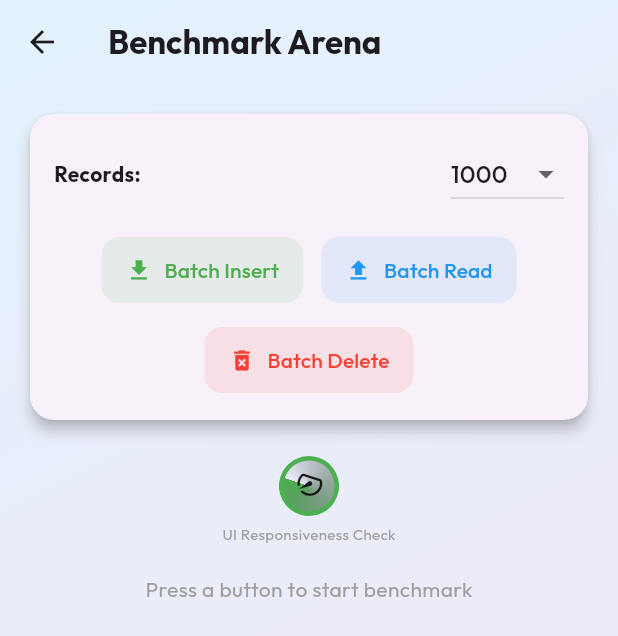
After one commit to TQanh23/db_demo, a Flutter app: the screen it shows after launch, after a tap on the "speed" icon, on a phone screen of 412 x 824 dp. The commit adds this screen. Shown: the top 636 px of the screen. Run offline on Flutter 3.47's test engine with Material 3 defaults, Android fonts, the phone set to English and light mode, and no system bars; our stand-ins replace fl_chart, google_fonts, hive_flutter, isar, sqflite; accounts and stored records are empty; generated files the repository leaves out were written again.

Commit message:
cập nhật chức năng so sánh benchmark

```diff
--- a/lib/main.dart
+++ b/lib/main.dart
@@ -4,7 +4,9 @@ import 'package:hive_flutter/hive_flutter.dart';
 import 'services/hive_service.dart';
 import 'services/sqlite_service.dart';
 import 'services/isar_service.dart';
+import 'services/benchmark_service.dart';
 import 'models/task.dart';
+import 'screens/benchmark_screen.dart';
 
 void main() async {
   WidgetsFlutterBinding.ensureInitialized();
@@ -18,15 +20,30 @@ void main() async {
   final isarService = IsarService();
   await isarService.init();
 
-  runApp(MyApp(hive: hiveService, sqlite: sqliteService, isar: isarService));
+  final benchmarkService = BenchmarkService(hiveService, isarService, sqliteService);
+  await benchmarkService.init();
+
+  runApp(MyApp(
+    hive: hiveService,
+    sqlite: sqliteService,
+    isar: isarService,
+    benchmarkService: benchmarkService,
+  ));
 }
 
 class MyApp extends StatefulWidget {
   final HiveService hive;
   final SqliteService sqlite;
   final IsarService isar;
+  final BenchmarkService benchmarkService;
 
-  const MyApp({super.key, required this.hive, required this.sqlite, required this.isar});
+  const MyApp({
+    super.key,
+    required this.hive,
+    required this.sqlite,
+    required this.isar,
+    required this.benchmarkService,
+  });
 
   @override
   State<MyApp> createState() => _MyAppState();
@@ -95,6 +112,7 @@ class _MyAppState extends State<MyApp> {
         sqlite: widget.sqlite,
         isar: widget.isar,
         hive: widget.hive,
+        benchmarkService: widget.benchmarkService,
       ),
     );
   }
@@ -106,6 +124,7 @@ class HomePage extends StatefulWidget {
   final SqliteService sqlite;
   final IsarService isar;
   final HiveService hive;
+  final BenchmarkService benchmarkService;
 
   const HomePage({
     super.key,
@@ -114,6 +133,7 @@ class HomePage extends StatefulWidget {
     required this.sqlite,
     required this.isar,
     required this.hive,
+    required this.benchmarkService,
   });
 
   @override
@@ -307,7 +327,8 @@ class _HomePageState extends State<HomePage> {
           Row(
             mainAxisAlignment: MainAxisAlignment.spaceBetween,
             children: [
-              Column(
+              Expanded(
+                child: Column(
                   crossAxisAlignment: CrossAxisAlignment.start,
                   children: [
                     Text(
@@ -316,20 +337,34 @@ class _HomePageState extends State<HomePage> {
                         fontWeight: FontWeight.bold,
                         color: widget.isDark ? Colors.white : Colors.black87,
                       ),
+                      overflow: TextOverflow.ellipsis,
                     ),
                     Text(
                       'Buổi 06 - Group 5 Demo',
                       style: Theme.of(context).textTheme.bodyMedium?.copyWith(
                         color: widget.isDark ? Colors.grey[400] : Colors.grey[600],
                       ),
+                      overflow: TextOverflow.ellipsis,
                     ),
                   ],
+                ),
               ),
 
               // --- DYNAMIC FEATURE & THEME BUTTONS ---
               Row(
                 mainAxisSize: MainAxisSize.min,
                 children: [
+                  IconButton.filledTonal(
+                    onPressed: () {
+                      Navigator.push(
+                        context,
+                        MaterialPageRoute(builder: (_) => BenchmarkScreen(benchmarkService: widget.benchmarkService))
+                      );
+                    },
+                    icon: const Icon(Icons.speed, color: Colors.red),
+                    tooltip: 'Benchmark Arena',
+                  ),
+                  const SizedBox(width: 8),
                   _buildFeatureButton(),
                   const SizedBox(width: 8),
                   IconButton.filledTonal(
--- /dev/null
+++ b/lib/models/benchmark_task.dart
@@ -0,0 +1,19 @@
+import 'package:isar/isar.dart';
+
+part 'benchmark_task.g.dart';
+
+@collection
+class BenchmarkTask {
+  Id id = Isar.autoIncrement;
+
+  @Index(type: IndexType.value)
+  late String title;
+
+  late String content; // For larger data payload
+
+  bool isCompleted = false;
+
+  DateTime createdDate = DateTime.now();
+
+  // No relation needed for benchmark, just raw data
+}
--- /dev/null
+++ b/lib/screens/benchmark_screen.dart
@@ -0,0 +1,334 @@
+import 'dart:math';
+import 'package:fl_chart/fl_chart.dart';
+import 'package:flutter/material.dart';
+import 'package:google_fonts/google_fonts.dart';
+
+import '../services/benchmark_service.dart';
+
+class BenchmarkScreen extends StatefulWidget {
+  final BenchmarkService benchmarkService;
+
+  const BenchmarkScreen({super.key, required this.benchmarkService});
+
+  @override
+  State<BenchmarkScreen> createState() => _BenchmarkScreenState();
+}
+
+class _BenchmarkScreenState extends State<BenchmarkScreen> with SingleTickerProviderStateMixin {
+  int _recordCount = 1000;
+  final List<int> _counts = [1000, 10000, 50000];
+
+  bool _isLoading = false;
+  Map<String, int> _results = {};
+  String _currentOperation = 'Ready';
+
+  // Animation controller for FPS/Rotation
+  late AnimationController _rotationController;
+
+  @override
+  void initState() {
+    super.initState();
+    _rotationController = AnimationController(
+      vsync: this,
+      duration: const Duration(seconds: 2),
+    )..repeat();
+  }
+
+  @override
+  void dispose() {
+    _rotationController.dispose();
+    super.dispose();
+  }
+
+  Future<void> _runBenchmark(String operation) async {
+    setState(() {
+      _isLoading = true;
+      _currentOperation = operation;
+      _results = {}; // Clear old results
+    });
+
+    // Add a small delay to let UI update
+    await Future.delayed(const Duration(milliseconds: 100));
+
+    Map<String, int> results = {};
+    try {
+      if (operation == 'Batch Insert') {
+        results = await widget.benchmarkService.benchmarkInsert(_recordCount);
+      } else if (operation == 'Batch Read') {
+        results = await widget.benchmarkService.benchmarkRead();
+      } else if (operation == 'Batch Delete') {
+        results = await widget.benchmarkService.benchmarkDelete();
+      }
+    } catch (e) {
+      debugPrint('Benchmark Error: $e');
+      ScaffoldMessenger.of(context).showSnackBar(SnackBar(content: Text('Error: $e')));
+    }
+
+    if (mounted) {
+      setState(() {
+        _isLoading = false;
+        _results = results;
+        _currentOperation = 'Finished $operation';
+      });
+    }
+  }
+
+  @override
+  Widget build(BuildContext context) {
+    return Scaffold(
+      appBar: AppBar(
+        title: Text('Benchmark Arena', style: GoogleFonts.outfit(fontWeight: FontWeight.bold)),
+        backgroundColor: Colors.transparent, // Transparent for gradient
+        elevation: 0,
+      ),
+      extendBodyBehindAppBar: true,
+      body: Container(
+        decoration: BoxDecoration(
+          gradient: LinearGradient(
+            begin: Alignment.topLeft,
+            end: Alignment.bottomRight,
+            colors: Theme.of(context).brightness == Brightness.dark
+                ? [const Color(0xFF2C3E50), const Color(0xFF000000)]
+                : [Colors.blue.shade50, Colors.purple.shade50],
+          ),
+        ),
+        child: SafeArea(
+          child: Padding(
+            padding: const EdgeInsets.all(16.0),
+            child: Column(
+              crossAxisAlignment: CrossAxisAlignment.stretch,
+              children: [
+                _buildControlPanel(),
+                const SizedBox(height: 20),
+                Expanded(
+                  child: SingleChildScrollView(
+                    child: Column(
+                      children: [
+                         _buildProgressIndicator(),
+                        const SizedBox(height: 20),
+                        _buildResultsTable(),
+                        const SizedBox(height: 30),
+                        if (_results.isNotEmpty)
+                          SizedBox(
+                            height: 300,
+                            child: _buildChart(),
+                          ),
+                      ],
+                    ),
+                  ),
+                ),
+              ],
+            ),
+          ),
+        ),
+      ),
+    );
+  }
+
+  Widget _buildControlPanel() {
+    return Card(
+      elevation: 4,
+      shape: RoundedRectangleBorder(borderRadius: BorderRadius.circular(16)),
+      child: Padding(
+        padding: const EdgeInsets.all(16.0),
+        child: Column(
+          children: [
+            Row(
+              mainAxisAlignment: MainAxisAlignment.spaceBetween,
+              children: [
+                const Text('Records:', style: TextStyle(fontWeight: FontWeight.bold)),
+                DropdownButton<int>(
+                  value: _recordCount,
+                  items: _counts.map((c) => DropdownMenuItem(value: c, child: Text('$c'))).toList(),
+                  onChanged: _isLoading ? null : (val) => setState(() => _recordCount = val!),
+                ),
+              ],
+            ),
+            const SizedBox(height: 16),
+            Wrap(
+              spacing: 12, // Horizontal spacing
+              runSpacing: 12, // Vertical spacing
+              alignment: WrapAlignment.center,
+              children: [
+                _buildActionButton('Batch Insert', Icons.file_download, Colors.green),
+                _buildActionButton('Batch Read', Icons.file_upload, Colors.blue),
+                _buildActionButton('Batch Delete', Icons.delete_forever, Colors.red),
+              ],
+            ),
+          ],
+        ),
+      ),
+    );
+  }
+
+  Widget _buildActionButton(String label, IconData icon, Color color) {
+    return ElevatedButton.icon(
+      onPressed: _isLoading ? null : () => _runBenchmark(label),
+      icon: Icon(icon, size: 18),
+      label: Text(label),
+      style: ElevatedButton.styleFrom(
+        backgroundColor: color.withOpacity(0.1),
+        foregroundColor: color, // Text & Icon color
+        elevation: 0,
+        shape: RoundedRectangleBorder(borderRadius: BorderRadius.circular(12)),
+        padding: const EdgeInsets.symmetric(horizontal: 16, vertical: 12),
+      ),
+    );
+  }
+
+  Widget _buildProgressIndicator() {
+    return Column(
+      children: [
+        if (_isLoading) ...[
+          const Text('Benchmarking... UI might freeze if Main Thread is blocked!'),
+          const SizedBox(height: 10),
+        ],
+
+        // Always rotating indicator to show UI responsiveness
+        RotationTransition(
+          turns: _rotationController,
+          child: Container(
+            width: 40,
+            height: 40,
+            decoration: BoxDecoration(
+              shape: BoxShape.circle,
+              border: Border.all(
+                color: _isLoading ? Colors.red : Colors.green,
+                width: 3,
+                style: BorderStyle.solid
+              ),
+              gradient: SweepGradient(colors: [
+                 Colors.transparent,
+                 _isLoading ? Colors.red : Colors.green
+              ]),
+            ),
+            child: const Icon(Icons.speed, size: 20),
+          ),
+        ),
+        const SizedBox(height: 5),
+        const Text('UI Responsiveness Check', style: TextStyle(fontSize: 10, color: Colors.grey)),
+      ],
+    );
+  }
+
+  Widget _buildResultsTable() {
+    if (_results.isEmpty && !_isLoading) {
+      return const Text('Press a button to start benchmark', style: TextStyle(color: Colors.grey));
+    }
+
+    // Find winner
+    String winner = '';
+    int minTime = 99999999;
+
+    if (_results.isNotEmpty) {
+      _results.forEach((k, v) {
+        if (v < minTime) {
+          minTime = v;
+          winner = k;
+        }
+      });
+    }
+
+    return Card(
+      child: Padding(
+        padding: const EdgeInsets.all(16.0),
+        child: Column(
+          children: [
+            Text('Results for $_currentOperation ($_recordCount records)', style: const TextStyle(fontWeight: FontWeight.bold)),
+            const Divider(),
+            if (_isLoading)
+              const Center(child: Padding(padding: EdgeInsets.all(20), child: CircularProgressIndicator()))
+            else
+              Column(
+                children: _results.entries.map((e) {
+                  final isWinner = e.key == winner;
+                  return ListTile(
+                    dense: true,
+                    leading: Icon(
+                      e.key == 'Hive' ? Icons.inventory_2
+                      : e.key == 'SQLite' ? Icons.table_chart
+                      : Icons.rocket_launch,
+                      color: e.key == 'Hive' ? Colors.orange
+                      : e.key == 'SQLite' ? Colors.blue
+                      : Colors.purple,
+                    ),
+                    title: Text(e.key, style: const TextStyle(fontWeight: FontWeight.bold)),
+                    trailing: Row(
+                      mainAxisSize: MainAxisSize.min,
+                      children: [
+                        Text('${e.value} ms', style: const TextStyle(fontSize: 16)),
+                        if (isWinner) ...[
+                          const SizedBox(width: 8),
+                          const Icon(Icons.emoji_events, color: Colors.amber, size: 20),
+                        ]
+                      ],
+                    ),
+                  );
+                }).toList(),
+              )
+          ],
+        ),
+      ),
+    );
+  }
+
+  Widget _buildChart() {
+    // Convert results to BarChartGroupData
+    final entries = _results.entries.toList();
+
+    return BarChart(
+      BarChartData(
+        alignment: BarChartAlignment.spaceAround,
+        maxY: (entries.map((e) => e.value).reduce(max) * 1.2).toDouble(),
+        barTouchData: BarTouchData(enabled: false),
+        titlesData: FlTitlesData(
+          bottomTitles: AxisTitles(
+            sideTitles: SideTitles(
+              showTitles: true,
+              getTitlesWidget: (value, meta) {
+                if (value.toInt() >= 0 && value.toInt() < entries.length) {
+                   return Padding(
+                     padding: const EdgeInsets.only(top: 8.0),
+                     child: Text(entries[value.toInt()].key, style: const TextStyle(fontWeight: FontWeight.bold)),
+                   );
+                }
+                return const SizedBox();
+              },
+            ),
+          ),
+          leftTitles: const AxisTitles(sideTitles: SideTitles(showTitles: false)),
+          topTitles: const AxisTitles(sideTitles: SideTitles(showTitles: false)),
+          rightTitles: const AxisTitles(sideTitles: SideTitles(showTitles: false)),
+        ),
+        gridData: const FlGridData(show: false),
+        borderData: FlBorderData(show: false),
+        barGroups: entries.asMap().entries.map((entry) {
+          final index = entry.key;
+          final data = entry.value;
+          Color color = Colors.grey;
+          if (data.key == 'Hive') color = Colors.orange;
+          if (data.key == 'SQLite') color = Colors.blue;
+          if (data.key == 'Isar') color = Colors.purple;
+
+          return BarChartGroupData(
+            x: index,
+            barRods: [
+              BarChartRodData(
+                toY: data.value.toDouble(),
+                color: color,
+                width: 20,
+                borderRadius: const BorderRadius.vertical(top: Radius.circular(6)),
+                backDrawRodData: BackgroundBarChartRodData(
+                  show: true,
+                  toY: (entries.map((e) => e.value).reduce(max) * 1.2).toDouble(),
+                  color: Colors.grey.withOpacity(0.1),
+                ),
+              ),
+            ],
+            showingTooltipIndicators: [0],
+          );
+        }).toList(),
+      ),
+    );
+  }
+}
--- /dev/null
+++ b/lib/services/benchmark_service.dart
@@ -0,0 +1,156 @@
+import 'dart:math';
+import 'package:flutter/foundation.dart';
+import 'package:hive_flutter/hive_flutter.dart';
+import 'package:isar/isar.dart';
+import 'package:sqflite/sqflite.dart';
+import 'package:uuid/uuid.dart';
+
+import '../models/benchmark_task.dart';
+import 'hive_service.dart';
+import 'isar_service.dart';
+import 'sqlite_service.dart';
+
+class BenchmarkService {
+  final HiveService _hiveService;
+  final IsarService _isarService;
+  final SqliteService _sqliteService;
+
+  BenchmarkService(this._hiveService, this._isarService, this._sqliteService);
+
+  final Uuid _uuid = const Uuid();
+  static const String hiveBenchmarkBox = 'benchmark_box';
+
+  Future<void> init() async {
+    if (!Hive.isBoxOpen(hiveBenchmarkBox)) {
+      await Hive.openBox(hiveBenchmarkBox);
+    }
+  }
+
+  // --- 1. Batch Insert ---
+  Future<Map<String, int>> benchmarkInsert(int count) async {
+    final results = <String, int>{};
+
+    // Generate data
+    final tasksData = List.generate(count, (index) => {
+      'title': 'Task $index',
+      'content': _uuid.v4() + _uuid.v4(), // Longer text
+      'isCompleted': Random().nextBool() ? 1 : 0,
+      'created': DateTime.now().toIso8601String(),
+    });
+
+    // --- Hive ---
+    final hiveBox = Hive.box(hiveBenchmarkBox);
+    await hiveBox.clear();
+
+    var stopWatch = Stopwatch()..start();
+    await hiveBox.addAll(tasksData);
+    stopWatch.stop();
+    results['Hive'] = stopWatch.elapsedMilliseconds;
+
+    // --- SQLite ---
+    final db = _sqliteService.db;
+    await db.delete('benchmark_tasks'); // Clear first
+
+    stopWatch.reset();
+    stopWatch.start();
+    await db.transaction((txn) async {
+      final batch = txn.batch();
+      for (final task in tasksData) {
+        batch.insert('benchmark_tasks', task);
+      }
+      await batch.commit(noResult: true);
+    });
+    stopWatch.stop();
+    results['SQLite'] = stopWatch.elapsedMilliseconds;
+
+    // --- Isar ---
+    final isar = _isarService.isar;
+    await isar.writeTxn(() async {
+      await isar.benchmarkTasks.clear();
+    });
+
+    final isarTasks = tasksData.map((e) => BenchmarkTask()
+      ..title = e['title'] as String
+      ..content = e['content'] as String
+      ..isCompleted = (e['isCompleted'] as int) == 1
+      ..createdDate = DateTime.parse(e['created'] as String)
+    ).toList();
+
+    stopWatch.reset();
+    stopWatch.start();
+    await isar.writeTxn(() async {
+      await isar.benchmarkTasks.putAll(isarTasks);
+    });
+    stopWatch.stop();
+    results['Isar'] = stopWatch.elapsedMilliseconds;
+
+    return results;
+  }
+
+  // --- 2. Batch Read ---
+  Future<Map<String, int>> benchmarkRead() async {
+    final results = <String, int>{};
+    final stopWatch = Stopwatch();
+
+    // --- Hive ---
+    final hiveBox = Hive.box(hiveBenchmarkBox);
+    stopWatch.start();
+    final hiveList = hiveBox.values.toList();
+    stopWatch.stop();
+    results['Hive'] = stopWatch.elapsedMilliseconds;
+    debugPrint('Hive read ${hiveList.length} items');
+
+    // --- SQLite ---
+    final db = _sqliteService.db;
+    stopWatch.reset();
+    stopWatch.start();
+    final sqliteList = await db.query('benchmark_tasks');
+    stopWatch.stop();
+    results['SQLite'] = stopWatch.elapsedMilliseconds;
+    debugPrint('SQLite read ${sqliteList.length} items');
+
+    // --- Isar ---
+    final isar = _isarService.isar;
+    stopWatch.reset();
+    stopWatch.start();
+    final isarList = await isar.benchmarkTasks.where().findAll();
+    stopWatch.stop();
+    results['Isar'] = stopWatch.elapsedMilliseconds;
+    debugPrint('Isar read ${isarList.length} items');
+
+    return results;
+  }
+
+  // --- 3. Batch Delete ---
+  Future<Map<String, int>> benchmarkDelete() async {
+    final results = <String, int>{};
+    final stopWatch = Stopwatch();
+
+    // --- Hive ---
+    final hiveBox = Hive.box(hiveBenchmarkBox);
+    stopWatch.start();
+    await hiveBox.clear();
+    stopWatch.stop();
+    results['Hive'] = stopWatch.elapsedMilliseconds;
+
+    // --- SQLite ---
+    final db = _sqliteService.db;
+    stopWatch.reset();
+    stopWatch.start();
+    await db.delete('benchmark_tasks');
+    stopWatch.stop();
+    results['SQLite'] = stopWatch.elapsedMilliseconds;
+
+    // --- Isar ---
+    final isar = _isarService.isar;
+    stopWatch.reset();
+    stopWatch.start();
+    await isar.writeTxn(() async {
+      await isar.benchmarkTasks.clear();
+    });
+    stopWatch.stop();
+    results['Isar'] = stopWatch.elapsedMilliseconds;
+
+    return results;
+  }
+}
--- a/lib/services/isar_service.dart
+++ b/lib/services/isar_service.dart
@@ -1,6 +1,7 @@
 import 'package:isar/isar.dart';
 import 'package:path_provider/path_provider.dart';
 import '../models/task.dart';
+import '../models/benchmark_task.dart';
 
 class IsarService {
   static Isar? _isar;
@@ -17,7 +18,7 @@ class IsarService {
 
     final dir = await getApplicationDocumentsDirectory();
     _isar = await Isar.open(
-      [TaskSchema],
+      [TaskSchema, BenchmarkTaskSchema],
       directory: dir.path,
     );
   }
--- a/lib/services/sqlite_service.dart
+++ b/lib/services/sqlite_service.dart
@@ -4,6 +4,8 @@ import 'dart:async';
 
 class SqliteService {
   static Database? _db;
+  Database get db => _db!;
+
 
   Future<void> init() async {
     if (_db != null) return;
@@ -24,6 +26,11 @@ class SqliteService {
         );
       },
       version: 1,
+    );
+
+    // Ensure benchmark table exists (lazy migration for demo)
+    await _db!.execute(
+      'CREATE TABLE IF NOT EXISTS benchmark_tasks(id INTEGER PRIMARY KEY AUTOINCREMENT, title TEXT, content TEXT, isCompleted INTEGER, created TEXT)',
     );
 
     if ((await getCategories()).isEmpty) {
--- a/pubspec.yaml
+++ b/pubspec.yaml
@@ -51,6 +51,8 @@ dependencies:
   # State management
   provider: ^6.0.0
   google_fonts: ^8.0.0
+  fl_chart: ^1.1.1
+  uuid: ^4.5.2
 
 dev_dependencies:
   flutter_test:
```
Also changed, not shown: lib/models/benchmark_task.g.dart (added), pubspec.lock. Lines whose indentation alone changed are shown as unchanged.
